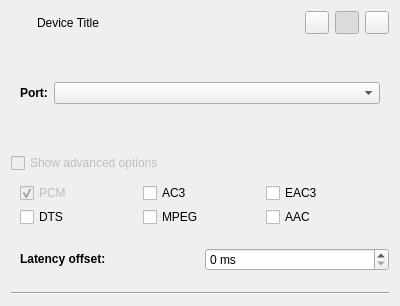
sandsmark/pavucontrol-qt, file src/devicewidget.ui: the form before one commit.
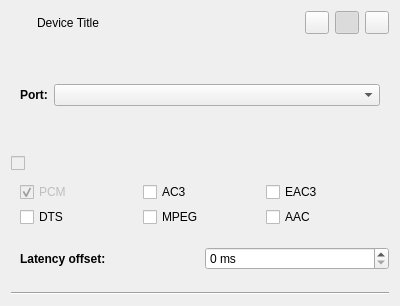
The form after the commit. Icons and pictures are not drawn.

Commit message: wip remove device widget ui

Diff of the .ui file:
```diff
--- a/src/devicewidget.ui
+++ b/src/devicewidget.ui
@@ -123,7 +123,7 @@
       <bool>false</bool>
      </property>
      <property name="text">
-      <string>Show advanced options</string>
+      <string></string>
      </property>
     </widget>
    </item>
```
Left out of the diff: 2 changed lines with no effect on the pictures. The commit also changes 7 other files.
